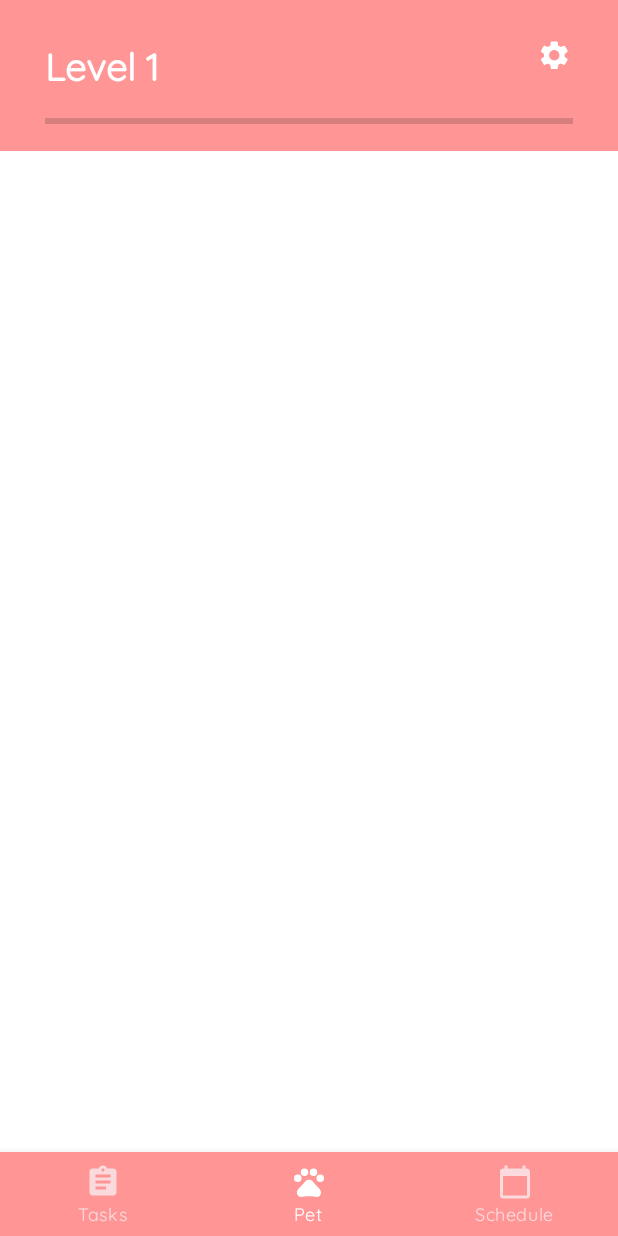
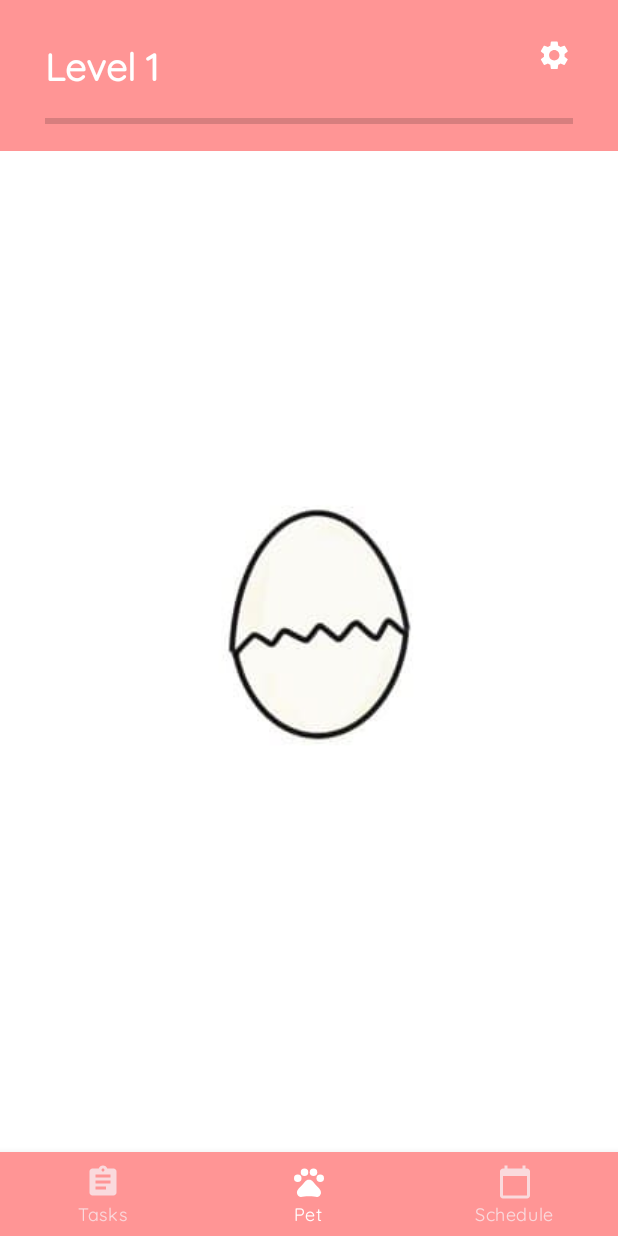
Before and after one commit to weenleen/TamaGoDoWork, an Android app: the screen it shows after launch once a user with an empty profile is signed in (MainActivity), item 2 of the bottom bar chosen, on a phone screen of 412 x 824 dp. Run offline under Robolectric (Android 15) with nearby library versions, the phone set to English and light mode, and no system bars; our stand-ins replace Firebase (no records; nobody signed in at launch, a user with empty details on screens opened directly); 1 statement that could not run was skipped.

Commit message:
added the date-picker functionality to addtask and edittask
added image button for pet frag with egg in it

```diff
--- a/app/src/main/java/com/example/tamagodowork/PetFrag.java
+++ b/app/src/main/java/com/example/tamagodowork/PetFrag.java
@@ -4,17 +4,28 @@ import android.os.Bundle;
 import android.view.LayoutInflater;
 import android.view.View;
 import android.view.ViewGroup;
+import android.widget.ImageButton;
+import android.widget.Toast;
 
 import androidx.annotation.NonNull;
 import androidx.annotation.Nullable;
 import androidx.fragment.app.Fragment;
 
 public class PetFrag extends Fragment {
-
+    ImageButton pet;
     @Nullable
     @Override
     public View onCreateView(@NonNull LayoutInflater inflater,
                              @Nullable ViewGroup container, @Nullable Bundle savedInstanceState) {
-        return inflater.inflate(R.layout.pet_frag, container, false);
+        View view =  inflater.inflate(R.layout.pet_frag, container, false);
+        pet = view.findViewById(R.id.petButton);
+        pet.setOnClickListener(new View.OnClickListener() {
+            @Override
+            public void onClick(View v) {
+                Toast.makeText(getActivity(), "GIB MOAR PET", Toast.LENGTH_SHORT).show();
+            }
+        });
+
+        return view;
     }
 }
--- a/app/src/main/res/layout/pet_frag.xml
+++ b/app/src/main/res/layout/pet_frag.xml
@@ -1,7 +1,25 @@
 <?xml version="1.0" encoding="utf-8"?>
 <RelativeLayout xmlns:android="http://schemas.android.com/apk/res/android"
+    xmlns:app="http://schemas.android.com/apk/res-auto"
+    xmlns:tools="http://schemas.android.com/tools"
     android:layout_width="match_parent"
     android:layout_height="match_parent"
-    android:background="@android:color/white" > >
+    android:background="@android:color/white" >
+
+
+    <LinearLayout
+        android:layout_width="wrap_content"
+        android:layout_height="match_parent"
+        android:layout_weight="4"
+        android:orientation="vertical">
+
+    </LinearLayout>
+
+    <ImageButton
+        android:id="@+id/petButton"
+        android:layout_width="400dp"
+        android:layout_height="400dp"
+        android:layout_centerInParent="true"
+        android:src="@drawable/tamago" />
 
 </RelativeLayout>
```
Also changed, not shown: app/src/main/java/com/example/tamagodowork/AddTaskAct.java (+35 -2 lines), app/src/main/java/com/example/tamagodowork/EditTaskAct.java (+31 -2 lines), app/src/main/res/drawable/tamago.png (added).
